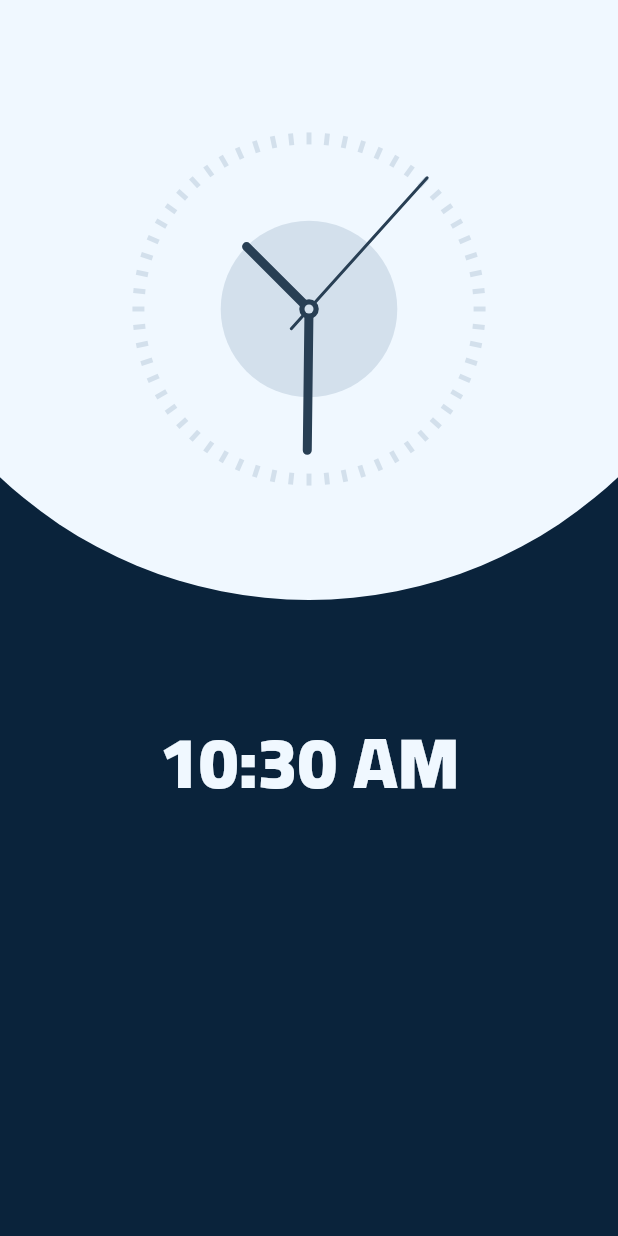
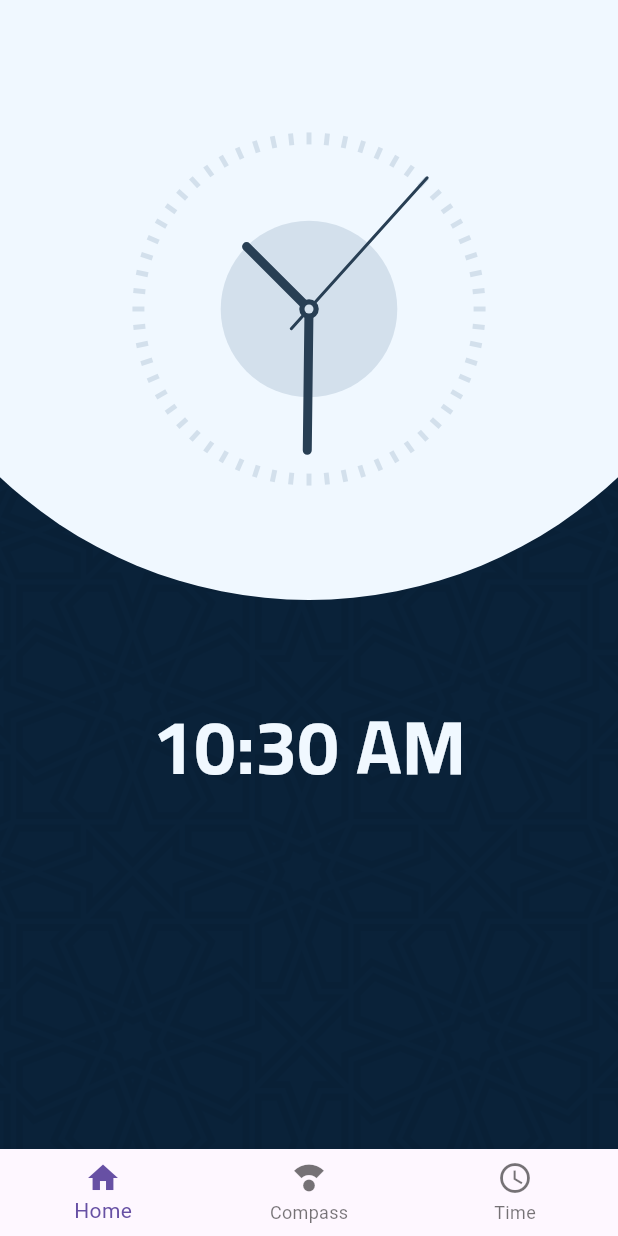
Before and after one commit to ki1lux/Adhanuk, a Flutter app: the screen it shows after launch, on a phone screen of 412 x 824 dp. Run offline on Flutter 3.47's test engine with Material 3 defaults, Android fonts, the phone set to English and light mode, and no system bars; our stand-ins replace flutter_svg.

Commit message:
add navigation bar

```diff
--- a/lib/main.dart
+++ b/lib/main.dart
@@ -1,8 +1,11 @@
+// import 'dart:nativewrappers/_internal/vm/lib/ffi_patch.dart';
+
 import 'package:flutter/material.dart';
-import 'package:myadhan/view/AnalogClockView.dart';
+// import 'package:flutter_svg/svg.dart';
+// import 'package:myadhan/view/AnalogClockView.dart';
 // import 'package:geolocator/geolocator.dart';
 // import 'package:adhan/adhan.dart';
-// import 'package:myadhan/view/adhan_screen.dart';
+import 'package:myadhan/view/adhan_screen.dart';
 // import 'package:myadhan/test.dart';
 
 void main() {
@@ -21,31 +24,14 @@ class _MyAppState extends State<MyApp> {
   Widget build(BuildContext context) {
     return MaterialApp(
       debugShowCheckedModeBanner: false,
-      home: Stack(
-        children: [
-          Container(
-            color: const Color.fromARGB(
-              255,
-              10,
-              35,
-              59,
-            ), // Dark blue background
-          ),
-          Positioned(
-            top:
-                -200, // Adjust this value to control how much of the circle shows
-            left: -100,
-            right: -100,
-            child: Container(
-              height: 600, // Large enough to create a circle
-              decoration: const BoxDecoration(
-                color: Color(0xFFF0F8FF),
-                shape: BoxShape.circle,
-              ),
-            ),
-          ),
-          Positioned(child: Analogclockview()),
-        ],
+      home: Scaffold(
+        extendBody: true,
+        body: AdhanScreen(),
+      bottomNavigationBar: BottomNavigationBar(items: [
+            BottomNavigationBarItem (icon: Icon(Icons.home), label: "Home"),
+            BottomNavigationBarItem(icon: Icon(Icons.compass_calibration), label: "Compass"),
+            BottomNavigationBarItem(icon: Icon(Icons.access_time), label: "Time"),
+          ]),
       ),
     );
   }
--- a/lib/view/AnalogClockView.dart
+++ b/lib/view/AnalogClockView.dart
@@ -52,6 +52,8 @@ class _AnalogclockviewState extends State<Analogclockview> {
             fontFamily: 'cairo',
             decoration: TextDecoration.none,
             color: Color(0xffF0F8FF),
+            fontSize: 50,
+            fontWeight: FontWeight.bold,
           ),
         ),
       ],
@@ -146,8 +148,8 @@ class ClockPainter extends CustomPainter {
     final tailLength = radius * 0.15;
     final secondHandTail = Offset(
       center.dx - tailLength * cos(secondAngle - pi / 2),
-      center.dy - tailLength * sin(secondAngle - pi /2),
-      );
+      center.dy - tailLength * sin(secondAngle - pi / 2),
+    );
     canvas.drawLine(secondHandTail, secondHand, secondPaint);
 
     // دائرة في المنتصف
--- a/lib/view/adhan_screen.dart
+++ b/lib/view/adhan_screen.dart
@@ -1,14 +1,36 @@
 import 'package:flutter/material.dart';
+import 'package:flutter_svg/svg.dart';
 import 'package:myadhan/view/AnalogClockView.dart';
 
 class AdhanScreen extends StatelessWidget {
   @override
   Widget build(BuildContext context) {
-
     return Scaffold(
-      body: Column(children: [
-        Analogclockview(),
-        Text("")]),
+      body: Stack(
+        children: [
+          Container(color: Color(0xff0A2239)),
+          SvgPicture.asset(
+            'assets/Vector.svg',
+            fit: BoxFit.cover,
+            width: double.infinity,
+            height: double.infinity,
+          ),
+          Positioned(
+            top:
+                -200, // Adjust this value to control how much of the circle shows
+            left: -100,
+            right: -100,
+            child: Container(
+              height: 600, // Large enough to create a circle
+              decoration: const BoxDecoration(
+                color: Color(0xFFF0F8FF),
+                shape: BoxShape.circle,
+              ),
+            ),
+          ),
+          Positioned(child: Analogclockview()),
+        ],
+      ),
     );
   }
 }
--- a/pubspec.yaml
+++ b/pubspec.yaml
@@ -37,6 +37,7 @@ dependencies:
   geolocator: ^14.0.0
   adhan: ^2.0.0+1
   intl: ^0.20.2
+  flutter_svg: ^2.1.0
 
 dev_dependencies:
   flutter_test:
@@ -61,8 +62,8 @@ flutter:
   uses-material-design: true
 
   # To add assets to your application, add an assets section, like this:
-  # assets:
-  #   - images/a_dot_burr.jpeg
+  assets:
+    - assets/Vector.svg
   #   - images/a_dot_ham.jpeg
 
   # An image asset can refer to one or more resolution-specific "variants", see
```
Also changed, not shown: assets/Vector.svg (added), pubspec.lock.
